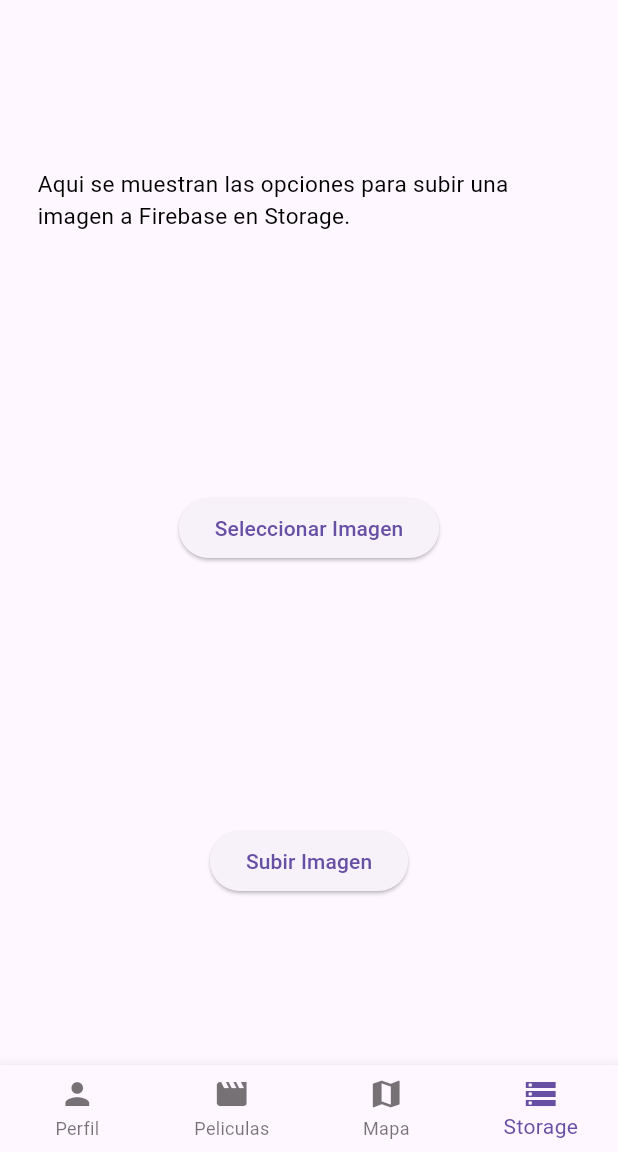
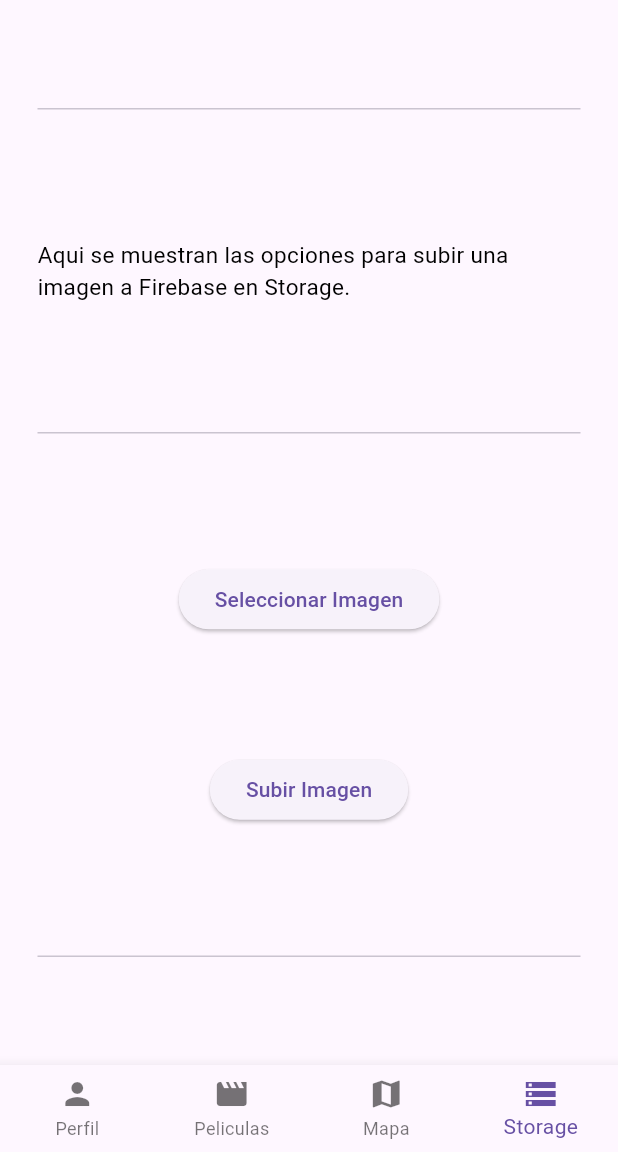
Before and after one commit to danskucr/movie-ducr, a Flutter app: the screen it shows after launch, item 4 of the bottom bar chosen, after a tap on "Subir Imagen", on a phone screen of 412 x 824 dp, the part 84-1236 px from its top. Run offline on Flutter 3.47's test engine with Material 3 defaults, Android fonts, the phone set to English and light mode, and no system bars; our stand-ins replace file_picker, firebase_core, firebase_storage, flutter_bloc, get_it, google_maps_flutter and 4 more; missing offline and left inert: dart:ffi; accounts and stored records are empty; network calls fail; Roboto replaces fonts that are missing (Calibri).

Commit message:
Add flow of Firebase Storage and links in personal info

```diff
--- a/lib/features/profile/presentation/widgets/profile_info.dart
+++ b/lib/features/profile/presentation/widgets/profile_info.dart
@@ -83,7 +83,7 @@ class _ProfileInfoState extends State<ProfileInfo> {
 
             ],);
         }else{
-          return Text("Error al consultar Perfil");
+          return const Text("Error al consultar Perfil");
         }
       }
     );
@@ -92,10 +92,10 @@ class _ProfileInfoState extends State<ProfileInfo> {
     return Row(
       mainAxisAlignment: MainAxisAlignment.spaceAround,
       children: [
-          CircleAvatar(
+          const CircleAvatar(
             radius: 90,
             child: CircleAvatar(
-              radius: 80, // Image radius
+              radius: 80,
               backgroundImage: NetworkImage('https://media.themoviedb.org/t/p/w300_and_h300_face/vLw9qJFxmnZGbpusBHb7sYlG7Io.jpg'),
                     ),
           ),
--- a/lib/features/storage/presentation/presentation/storage_image_page.dart
+++ b/lib/features/storage/presentation/presentation/storage_image_page.dart
@@ -1,8 +1,5 @@
-import 'dart:io';
-
-import 'package:file_picker/file_picker.dart';
-import 'package:firebase_storage/firebase_storage.dart';
 import 'package:flutter/material.dart';
+import 'package:movie_ducr/features/storage/presentation/widgets/upload.dart';
 
 class StorageImagePage extends StatefulWidget {
   const StorageImagePage({super.key});
@@ -11,75 +8,15 @@ class StorageImagePage extends StatefulWidget {
   State<StorageImagePage> createState() => _StorageImagePageState();
 }
 
-  TextStyle styleText() {
-    return const TextStyle(
-      fontSize: 15,
-      color: Colors.black,
-      fontFamily: 'Calibri',
-    );
-  }
-
 class _StorageImagePageState extends State<StorageImagePage> {
 
-  PlatformFile? pickedFile;
-  UploadTask? uploadTask;
-  String? link;
-
-  Future selectFile() async {
-    final result = await FilePicker.platform.pickFiles();
-    setState(() {
-      pickedFile == result!.files.first;
-    });
-  }
-
-  Future unploadFile() async {
-
-    final path = "files/${pickedFile!.name}";
-    final file = File(pickedFile!.path!);
-
-    final ref = FirebaseStorage.instance.ref().child(path);
-    uploadTask = ref.putFile(file);
-    final snapshot = await uploadTask!.whenComplete(() => {});
-
-    final urlDownload = await snapshot.ref.getDownloadURL();
-    print(urlDownload);
-    setState(() {
-      link = urlDownload;
-    });
-    print(link);
-  }
 
   @override
   Widget build(BuildContext context) {
 
-    return Padding(
-      padding: const EdgeInsets.all(25.0),
-      child: Column(
-        mainAxisAlignment: MainAxisAlignment.spaceAround,
-        children: [
-          if (pickedFile != null)
-            Expanded(
-              child: Container(
-                child: Image.file(
-                  File(pickedFile!.path!),
-                  width: double.infinity,
-                  fit: BoxFit.cover
-                )
-              )
-            ),
-          Text('Aqui se muestran las opciones para subir una imagen a Firebase en Storage.',
-              style: styleText(),
-          ),
-          ElevatedButton(
-            onPressed: selectFile,
-            child: Text('Seleccionar Imagen')
-          ),
-          ElevatedButton(
-            onPressed: unploadFile,
-            child: Text('Subir Imagen')
-          )
-        ]
-      ),
+    return const Padding(
+      padding: EdgeInsets.all(25.0),
+      child: Upload()
     );
   }
 }
--- /dev/null
+++ b/lib/features/storage/presentation/widgets/upload.dart
@@ -0,0 +1,94 @@
+import 'dart:io';
+
+import 'package:file_picker/file_picker.dart';
+import 'package:firebase_storage/firebase_storage.dart';
+import 'package:flutter/material.dart';
+import 'package:flutter/services.dart';
+
+class Upload extends StatefulWidget {
+  const Upload({super.key});
+
+  @override
+  State<Upload> createState() => _UploadState();
+}
+  TextStyle styleText() {
+    return const TextStyle(
+      fontSize: 15,
+      color: Colors.black,
+      fontFamily: 'Calibri',
+    );
+  }
+class _UploadState extends State<Upload> {
+  PlatformFile? pickedFile;
+  FilePickerResult? result;
+
+  UploadTask? uploadTask;
+  String? link;
+
+  Future selectFile() async {
+    final result = await FilePicker.platform.pickFiles(withReadStream: true, withData: true);
+    if (result == null) return;
+    setState(() {
+      pickedFile = result.files.first;
+      print(pickedFile);
+    });
+  }
+
+
+  Future uploadFile() async {
+    final path = "files/${pickedFile!.name}";
+    final file = File(pickedFile!.path!);
+    final ref = FirebaseStorage.instance.ref().child(path);
+    uploadTask = ref.putFile(file);
+    final snapshot = await uploadTask!.whenComplete(() => {});
+    final urlDownload = await snapshot.ref.getDownloadURL();
+    setState(() {
+      link = urlDownload;
+    });
+  }
+
+  @override
+  Widget build(BuildContext context) {
+    return Column(
+        mainAxisAlignment: MainAxisAlignment.spaceAround,
+        children: [
+          if (pickedFile != null)
+            Expanded(
+              child: Container(
+                color: Colors.blue,
+                child: Image.file(
+                  File(pickedFile!.path!),
+                  width: double.infinity,
+                  fit: BoxFit.cover
+                )
+              )
+            ),
+          const Divider(),
+          Text('Aqui se muestran las opciones para subir una imagen a Firebase en Storage.',
+              style: styleText(),
+          ),
+          const Divider(),
+          ElevatedButton(
+            onPressed: selectFile,
+            child: const Text('Seleccionar Imagen')
+          ),
+          ElevatedButton(
+            onPressed: uploadFile,
+            child: const Text('Subir Imagen')
+          ),
+          const Divider(),
+          if(link != null)
+          Text('Solo es necesario dar clic en el Texto para poder copiar el link.',
+              style: styleText(),
+          ),
+          if(link != null)
+          TextButton(
+            onPressed: () async {
+              Clipboard.setData(ClipboardData(text: link!));
+            },
+            child: Text(link!)
+          )
+        ]
+      );
+  }
+}
--- a/lib/main.dart
+++ b/lib/main.dart
@@ -1,3 +1,4 @@
+import 'package:firebase_core/firebase_core.dart';
 import 'package:flutter/material.dart';
 import 'package:hive/hive.dart';
 import 'package:hive_flutter/hive_flutter.dart';
@@ -8,6 +9,7 @@ void main() async {
   WidgetsFlutterBinding.ensureInitialized();
   await Hive.initFlutter();
   await sl.init();
+  Firebase.initializeApp();
   runApp(const MyApp());
 }
 
--- a/pubspec.yaml
+++ b/pubspec.yaml
@@ -41,6 +41,7 @@ dependencies:
   file_picker: ^6.1.1
   firebase_storage: ^11.6.5
   firebase_core: ^2.25.4
+  url_launcher: ^6.2.4
 
   # The following adds the Cupertino Icons font to your application.
   # Use with the CupertinoIcons class for iOS style icons.
```
Also changed, not shown: lib/features/profile/presentation/widgets/profile_references.dart (+18 -5 lines), pubspec.lock, 5 other files.
